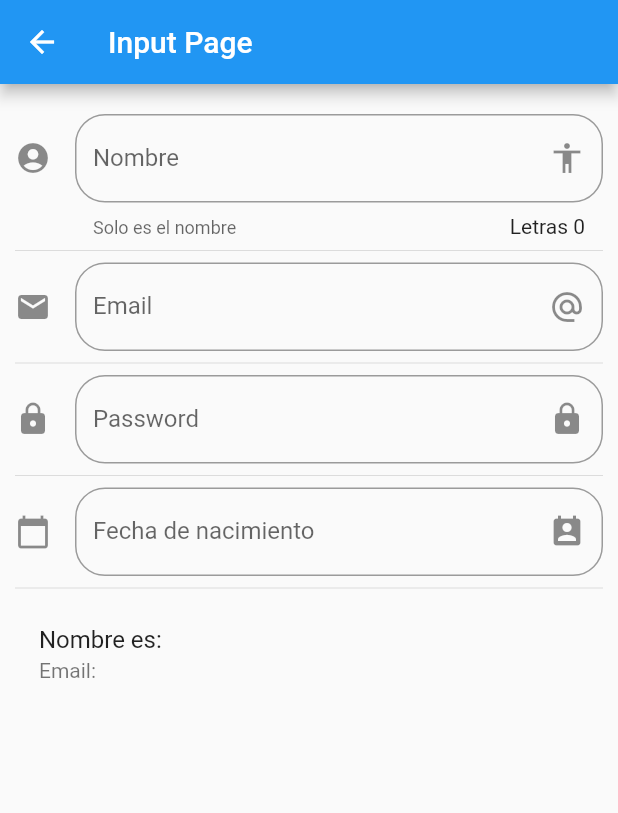
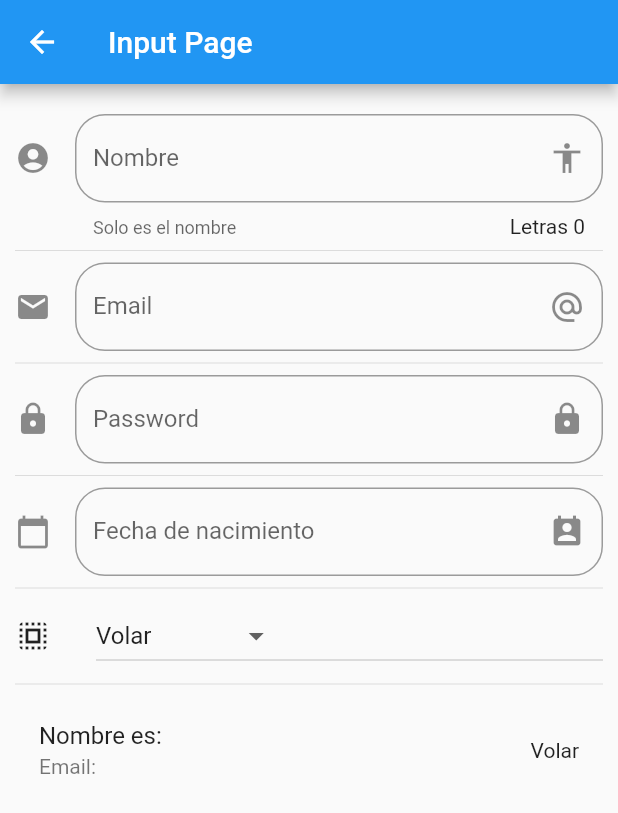
Before and after one commit to leopg17/componentes2, a Flutter app: the InputPage screen opened by its route, on a phone screen of 412 x 824 dp. Shown: the top 813 px of the screen. Run offline on Flutter 3.47's test engine with Material 2 defaults, Android fonts, the phone set to English and light mode, and no system bars.

Commit message:
Dropdown Items

```diff
--- a/lib/src/pages/input_page.dart
+++ b/lib/src/pages/input_page.dart
@@ -12,6 +12,10 @@ class _InputPageState extends State<InputPage> {
   String _email = '';
   String _password = "";
   String _fecha = "";
+
+  String _opcionSeleccionada = 'Volar';
+
+  List<String> _poderes = ['Volar', 'Rayos X', 'Super Aliento', 'Super Fuerza'];
   TextEditingController _inputFieldDateController = new TextEditingController();
 
   @override
@@ -30,6 +34,8 @@ class _InputPageState extends State<InputPage> {
           _crearPassword(),
           Divider(),
           _crearFecha(context),
+          Divider(),
+          _crearDropdown(),
           Divider(),
           _crearPersona(),
         ],
@@ -68,6 +74,7 @@ class _InputPageState extends State<InputPage> {
     return ListTile(
       title: Text('Nombre es: $_nombre'),
       subtitle: Text('Email: $_email'),
+      trailing: Text(_opcionSeleccionada),
 
     );
   }
@@ -152,4 +159,42 @@ class _InputPageState extends State<InputPage> {
     }
 
   }
+
+  List<DropdownMenuItem<String>> getOpcionesDropdown() {
+    List<DropdownMenuItem<String>> lista = new List();
+    _poderes.forEach((poder){
+      lista.add( DropdownMenuItem(
+        child: Text(poder),
+        value: poder,
+      ));
+    });
+    return lista;
+  }
+
+  Widget _crearDropdown() {
+    return Row(
+      children: <Widget>[
+        Icon(Icons.select_all),
+        SizedBox(width: 30.0),
+        Expanded(
+          child: DropdownButton(
+            value: _opcionSeleccionada,
+            items: getOpcionesDropdown(),
+            onChanged: (opt){
+              setState(() {
+                _opcionSeleccionada = opt;
+              });
+            },
+          ),
+        ),
+
+      ],
+
+    );
+
+
+
+
+
+  }
 }
```
